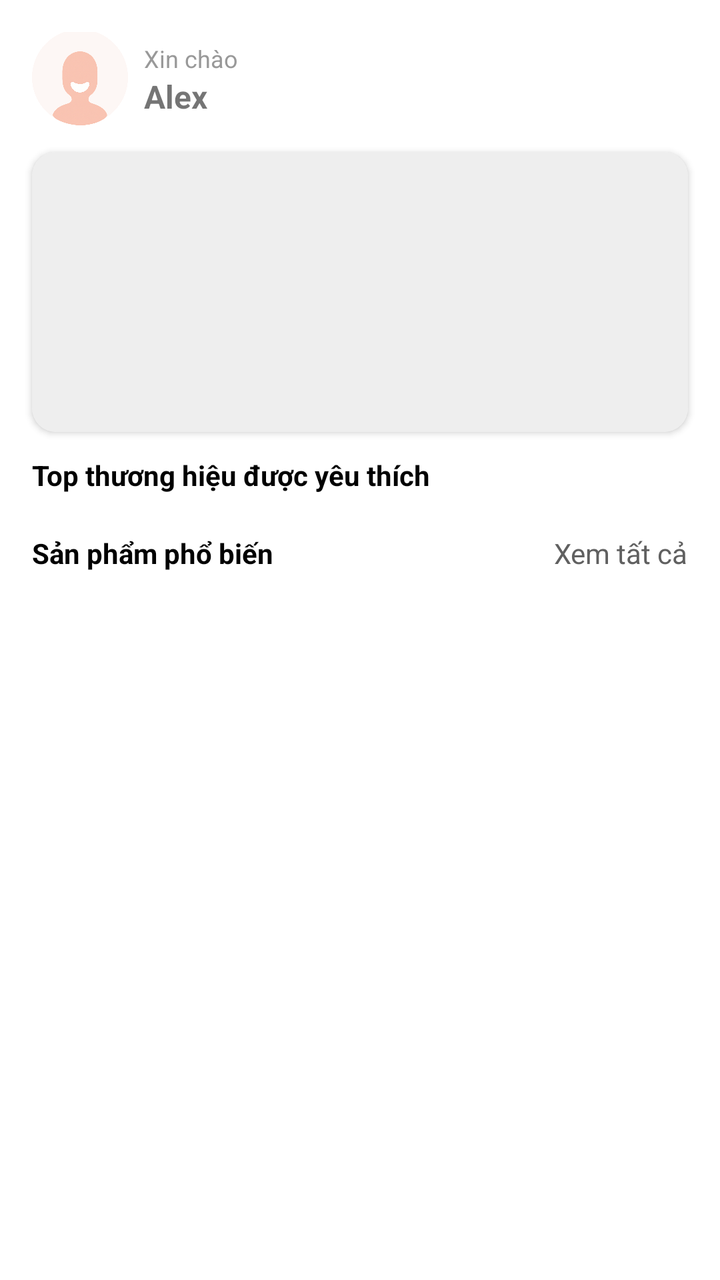
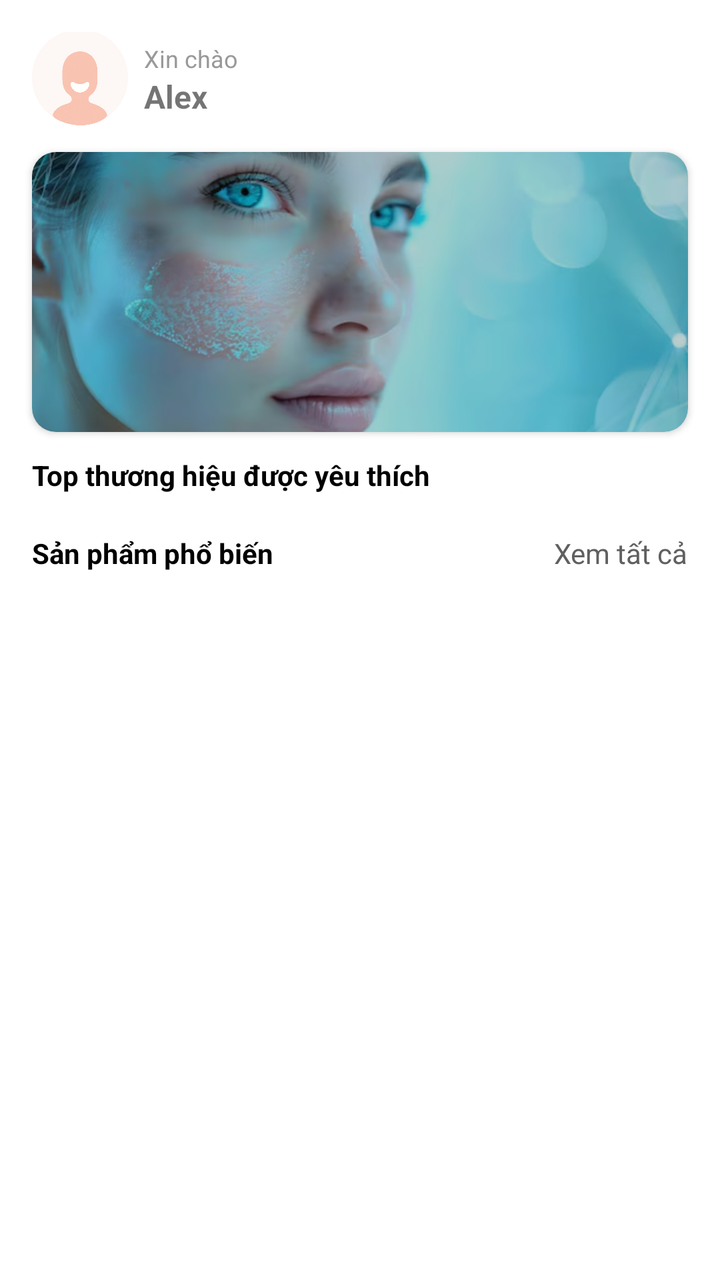

Compare the two renders of this Android layout. The source of the first and the diff that turns it into the second are given below.
<!-- AndroidManifest.xml: application theme Theme.NoStatusBar -->
<!-- res/layout/fragment_home.xml -->
<?xml version="1.0" encoding="utf-8"?>
<layout xmlns:android="http://schemas.android.com/apk/res/android"
    xmlns:app="http://schemas.android.com/apk/res-auto"
    xmlns:tools="http://schemas.android.com/tools">

    <androidx.constraintlayout.widget.ConstraintLayout
        android:layout_width="match_parent"
        android:layout_height="match_parent">

        <LinearLayout
            android:id="@+id/header"
            android:layout_width="0dp"
            android:layout_height="wrap_content"
            android:layout_margin="16dp"
            android:gravity="center_vertical"
            android:orientation="horizontal"
            app:layout_constraintEnd_toEndOf="parent"
            app:layout_constraintStart_toStartOf="parent"
            app:layout_constraintTop_toTopOf="parent">

            <ImageView
                android:id="@+id/avatar"
                android:layout_width="48dp"
                android:layout_height="48dp"
                android:layout_marginEnd="8dp"
                android:contentDescription="avatar"
                android:scaleType="centerCrop"
                android:src="@drawable/ic_default_avatar" />

            <LinearLayout
                android:layout_width="0dp"
                android:layout_height="wrap_content"
                android:layout_weight="1"
                android:orientation="vertical">

                <TextView
                    android:id="@+id/tv_greeting"
                    android:layout_width="wrap_content"
                    android:layout_height="wrap_content"
                    android:text="Xin chào"
                    android:textColor="#999999"
                    android:textSize="12sp" />

                <TextView
                    android:id="@+id/tv_name"
                    android:layout_width="wrap_content"
                    android:layout_height="wrap_content"
                    android:text="Alex"
                    android:textSize="16sp"
                    android:textStyle="bold" />

            </LinearLayout>

            <ImageButton
                android:id="@+id/btn_notifications"
                android:layout_width="40dp"
                android:layout_height="40dp"
                android:backgroundTint="?attr/colorPrimary"
                android:contentDescription="more"
                android:src="@android:drawable/ic_dialog_info"
                android:visibility="gone" />

        </LinearLayout>

        <androidx.cardview.widget.CardView
            android:id="@+id/banner"
            android:layout_width="0dp"
            android:layout_height="140dp"
            android:layout_marginHorizontal="16dp"
            android:layout_marginTop="12dp"
            app:cardCornerRadius="12dp"
            app:layout_constraintEnd_toEndOf="parent"
            app:layout_constraintStart_toStartOf="parent"
            app:layout_constraintTop_toBottomOf="@id/header">

            <View
                android:layout_width="match_parent"
                android:layout_height="match_parent"
                android:background="#EEEEEE" />

        </androidx.cardview.widget.CardView>

        <TextView
            android:id="@+id/tv_brands_label"
            android:layout_width="wrap_content"
            android:layout_height="wrap_content"
            android:layout_marginStart="16dp"
            android:layout_marginTop="12dp"
            android:text="Top thương hiệu được yêu thích"
            android:textColor="@color/black"
            android:textStyle="bold"
            app:layout_constraintStart_toStartOf="parent"
            app:layout_constraintTop_toBottomOf="@id/banner" />

        <androidx.recyclerview.widget.RecyclerView
            android:id="@+id/rv_brands"
            android:layout_width="0dp"
            android:layout_height="wrap_content"
            android:layout_marginTop="8dp"
            android:clipToPadding="false"
            android:orientation="horizontal"
            android:paddingStart="16dp"
            app:layoutManager="androidx.recyclerview.widget.LinearLayoutManager"
            app:layout_constraintEnd_toEndOf="parent"
            app:layout_constraintStart_toStartOf="parent"
            app:layout_constraintTop_toBottomOf="@id/tv_brands_label"
            tools:listitem="@layout/item_brand" />

        <LinearLayout
            android:id="@+id/layout_products_label"
            android:layout_width="0dp"
            android:layout_height="wrap_content"
            android:layout_marginHorizontal="16dp"
            android:layout_marginTop="12dp"
            android:orientation="horizontal"
            app:layout_constraintEnd_toEndOf="parent"
            app:layout_constraintStart_toStartOf="parent"
            app:layout_constraintTop_toBottomOf="@id/rv_brands">

            <TextView
                android:id="@+id/tv_products_label"
                android:layout_width="0dp"
                android:layout_height="wrap_content"
                android:layout_weight="1"
                android:text="Sản phẩm phổ biến"
                android:textColor="@color/black"
                android:textStyle="bold" />

            <TextView
                android:id="@+id/tv_see_all"
                android:layout_width="wrap_content"
                android:layout_height="wrap_content"
                android:text="Xem tất cả"
                android:textColor="#606060" />

        </LinearLayout>

        <androidx.recyclerview.widget.RecyclerView
            android:id="@+id/rv_products"
            android:layout_width="match_parent"
            android:layout_height="0dp"
            android:layout_marginTop="8dp"
            android:clipToPadding="false"
            android:paddingStart="12dp"
            android:paddingBottom="50dp"
            app:layoutManager="androidx.recyclerview.widget.LinearLayoutManager"
            app:layout_constraintBottom_toBottomOf="parent"
            app:layout_constraintEnd_toEndOf="parent"
            app:layout_constraintStart_toStartOf="parent"
            app:layout_constraintTop_toBottomOf="@id/layout_products_label"
            tools:listitem="@layout/item_product" />

    </androidx.constraintlayout.widget.ConstraintLayout>

</layout>
<!-- res/layout/item_brand.xml (included above) -->
<?xml version="1.0" encoding="utf-8"?>
<LinearLayout xmlns:android="http://schemas.android.com/apk/res/android"
    android:id="@+id/main"
    android:layout_width="wrap_content"
    android:layout_height="wrap_content"
    android:layout_marginEnd="8dp"
    android:gravity="center"
    android:orientation="vertical">

    <ImageView
        android:id="@+id/img_brand"
        android:layout_width="128dp"
        android:layout_height="80dp"
        android:background="@android:color/darker_gray"
        android:contentDescription="brand"
        android:scaleType="centerCrop" />

    <TextView
        android:id="@+id/tv_brand_name"
        android:layout_width="128dp"
        android:layout_height="wrap_content"
        android:layout_marginTop="6dp"
        android:gravity="center"
        android:text="Brand"
        android:textSize="12sp" />

</LinearLayout>
<!-- res/layout/item_product.xml (included above) -->
<?xml version="1.0" encoding="utf-8"?>
<androidx.cardview.widget.CardView xmlns:android="http://schemas.android.com/apk/res/android"
    xmlns:app="http://schemas.android.com/apk/res-auto"
    android:layout_width="match_parent"
    android:layout_height="wrap_content"
    android:layout_margin="8dp"
    app:cardCornerRadius="8dp">

    <androidx.constraintlayout.widget.ConstraintLayout
        android:layout_width="wrap_content"
        android:layout_height="wrap_content"
        android:padding="8dp">

        <ImageView
            android:id="@+id/img_product"
            android:layout_width="250dp"
            android:layout_height="140dp"
            android:background="@android:color/darker_gray"
            android:contentDescription="product"
            android:scaleType="centerCrop"
            app:layout_constraintStart_toStartOf="parent"
            app:layout_constraintTop_toTopOf="parent" />

        <TextView
            android:id="@+id/tv_product_name"
            android:layout_width="0dp"
            android:layout_height="wrap_content"
            android:layout_below="@id/img_product"
            android:layout_marginTop="8dp"
            android:layout_marginEnd="10dp"
            android:text="Product name"
            android:textColor="@color/gray_neutral_4"
            app:layout_constraintEnd_toStartOf="@+id/tv_price"
            app:layout_constraintStart_toStartOf="parent"
            app:layout_constraintTop_toBottomOf="@+id/img_product" />

        <TextView
            android:id="@+id/tv_price"
            android:layout_width="wrap_content"
            android:layout_height="wrap_content"
            android:text="0 đ"
            android:textColor="@color/gray_neutral_4"
            android:textStyle="bold"
            app:layout_constraintEnd_toEndOf="parent"
            app:layout_constraintTop_toTopOf="@+id/tv_product_name" />

    </androidx.constraintlayout.widget.ConstraintLayout>

</androidx.cardview.widget.CardView>
<!-- resources referenced by this layout -->
<resources>
  <color name="black">#FF000000</color>
  <color name="gray_neutral_4">#727272</color>
  <!-- drawable ic_default_avatar: png bitmap (drawable, 219143 bytes) -->
  <style name="Theme.NoStatusBar" parent="Theme.AppCompat.Light.NoActionBar">
          <item name="android:windowFullscreen">false</item>
          <item name="android:statusBarColor">@color/white</item>
          <item name="android:windowLightStatusBar">true</item> 
          <item name="android:windowBackground">@color/white</item>
      </style>
  <color name="white">#FFFFFFFF</color>
</resources>

<!-- the commit's change to res/layout/fragment_home.xml (unified diff, before → after) -->
@@ -73,10 +73,12 @@
             app:layout_constraintStart_toStartOf="parent"
             app:layout_constraintTop_toBottomOf="@id/header">
 
-            <View
+            <ImageView
                 android:layout_width="match_parent"
                 android:layout_height="match_parent"
-                android:background="#EEEEEE" />
+                android:background="#EEEEEE"
+                android:scaleType="centerCrop"
+                android:src="@drawable/thumnail" />
 
         </androidx.cardview.widget.CardView>
 
@@ -185,7 +187,7 @@
 <?xml version="1.0" encoding="utf-8"?>
 <androidx.cardview.widget.CardView xmlns:android="http://schemas.android.com/apk/res/android"
     xmlns:app="http://schemas.android.com/apk/res-auto"
-    android:layout_width="match_parent"
+    android:layout_width="wrap_content"
     android:layout_height="wrap_content"
     android:layout_margin="8dp"
     app:cardCornerRadius="8dp">
<!-- resource entries referenced after the edit -->
@@ -3,6 +3,7 @@
   <color name="black">#FF000000</color>
   <color name="gray_neutral_4">#727272</color>
   <!-- drawable ic_default_avatar: png bitmap (drawable, 219143 bytes) -->
+  <!-- drawable thumnail: png bitmap (drawable, 427079 bytes) -->
   <style name="Theme.NoStatusBar" parent="Theme.AppCompat.Light.NoActionBar">
           <item name="android:windowFullscreen">false</item>
           <item name="android:statusBarColor">@color/white</item>
